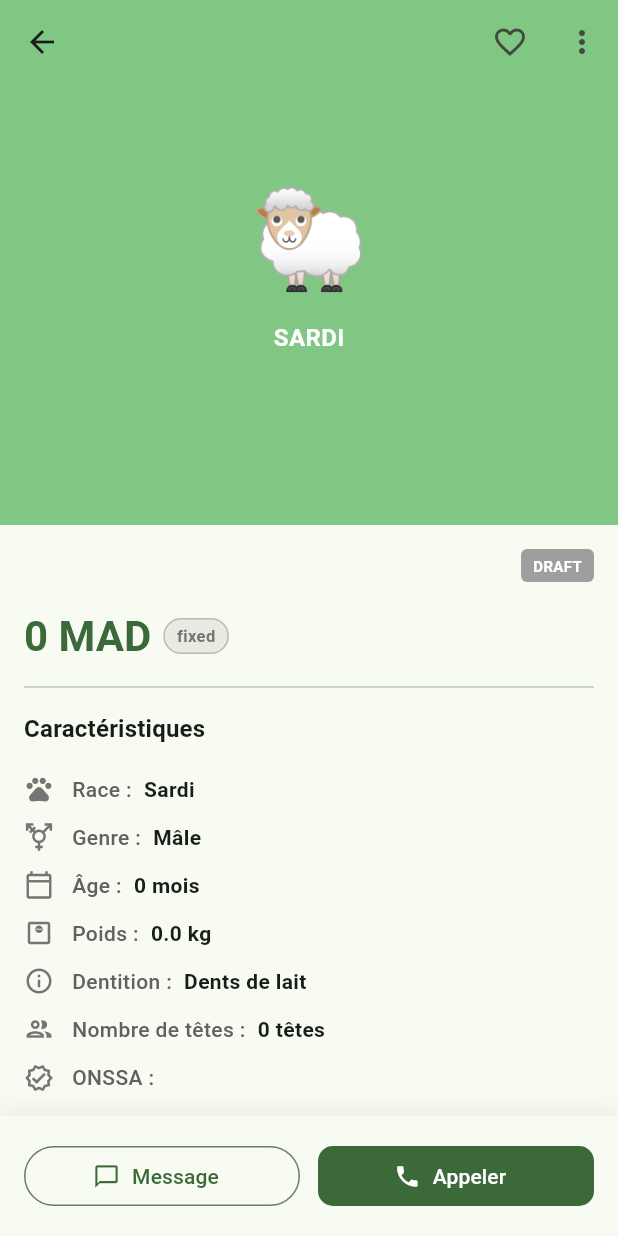
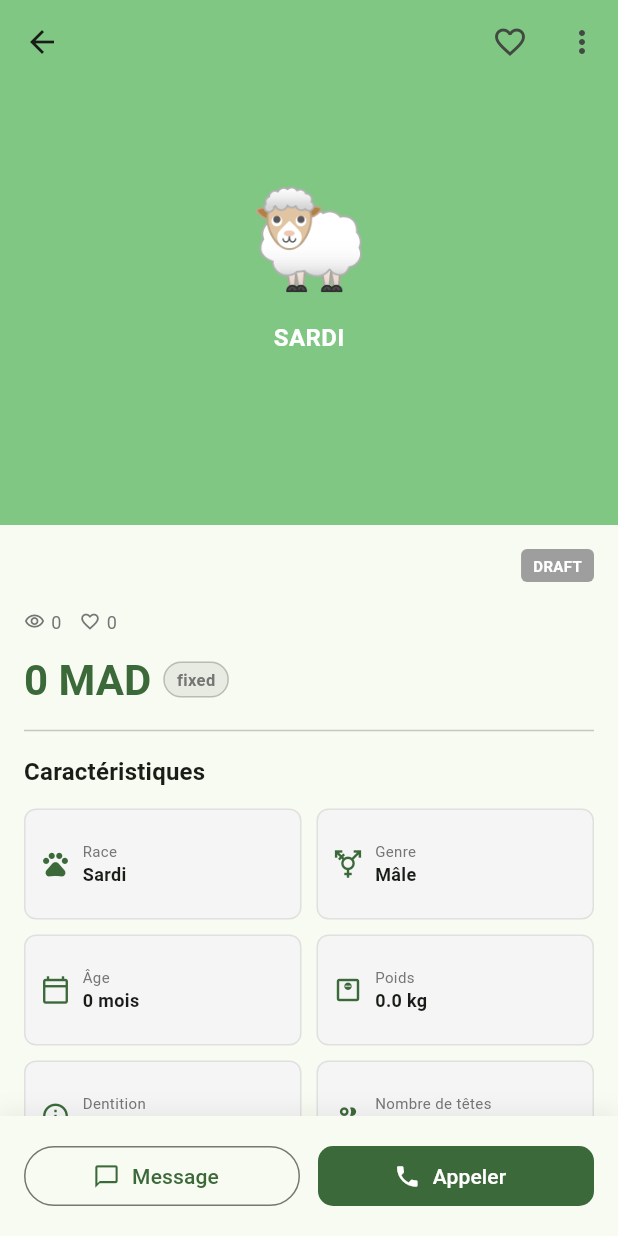
Before and after one commit to ED-DAMI/Chana9, a Flutter app: the _AnnonceDetailView screen opened directly with empty values, on a phone screen of 412 x 824 dp. Run offline on Flutter 3.47's test engine with Material 3 defaults, Android fonts, the phone set to English and light mode, and no system bars; our stand-ins replace cached_network_image, dartz, dio, equatable, fl_chart, flutter_bloc and 8 more; accounts and stored records are empty; network calls fail.

Commit message:
refactor(annonces): improve UI/UX on annonce detail view

```diff
--- a/mobile/lib/core/constants/api_constants.dart
+++ b/mobile/lib/core/constants/api_constants.dart
@@ -1,5 +1,5 @@
 class ApiConstants {
-  static const String ip='192.168.1.16';
+  static const String ip='192.168.1.14';
   static const String baseUrl = 'http://$ip:8080/api/v1';
   static const String baseUrl_photos = 'http://$ip/uploads';
   static const String login = '/auth/login';
--- a/mobile/lib/features/annonces/presentation/pages/annonce_detail_page.dart
+++ b/mobile/lib/features/annonces/presentation/pages/annonce_detail_page.dart
@@ -83,6 +83,8 @@ class _AnnonceDetailView extends StatelessWidget {
     );
     final isOwner = currentUser != null && currentUser.id == annonce.seller.id;
 
+    final hasServices = annonce.deliveryAvailable || annonce.boardingAvailable == true;
+
     return Scaffold(
       body: CustomScrollView(
         slivers: [
@@ -142,6 +144,7 @@ class _AnnonceDetailView extends StatelessWidget {
               child: Column(
                 crossAxisAlignment: CrossAxisAlignment.start,
                 children: [
+                  // En-tête : Titre & Badges d'état
                   Row(
                     crossAxisAlignment: CrossAxisAlignment.start,
                     children: [
@@ -172,6 +175,26 @@ class _AnnonceDetailView extends StatelessWidget {
                     ],
                   ),
                   const SizedBox(height: 8),
+
+                  // Statistique sociales discrètes (Vues & Favoris)
+                  Row(
+                    children: [
+                      if (annonce.viewsCount != null) ...[
+                        Icon(Icons.visibility_outlined, size: 14, color: Colors.grey.shade600),
+                        const SizedBox(width: 4),
+                        Text('${annonce.viewsCount}', style: TextStyle(color: Colors.grey.shade600, fontSize: 12)),
+                        const SizedBox(width: 12),
+                      ],
+                      if (annonce.favoritesCount != null) ...[
+                        Icon(Icons.favorite_border, size: 14, color: Colors.grey.shade600),
+                        const SizedBox(width: 4),
+                        Text('${annonce.favoritesCount}', style: TextStyle(color: Colors.grey.shade600, fontSize: 12)),
+                      ],
+                    ],
+                  ),
+                  const SizedBox(height: 12),
+
+                  // Prix & Négociation
                   Row(
                     children: [
                       Text(
@@ -191,62 +214,22 @@ class _AnnonceDetailView extends StatelessWidget {
                     ],
                   ),
                   if (annonce.priceNegotiable)
-                    Text(l10n.priceNegotiable,
+                    Padding(
+                      padding: const EdgeInsets.only(top: 2),
+                      child: Text(l10n.priceNegotiable,
                           style: TextStyle(
                               color: Colors.grey.shade600, fontSize: 13)),
-                  const Divider(height: 32),
-                  _SectionTitle(title: l10n.features),
-                  _InfoRow(
-                      icon: Icons.pets,
-                      label: l10n.breed,
-                      value: annonce.breed.localizedLabel(context)),
-                  if (annonce.gender != null)
-                    _InfoRow(
-                        icon: Icons.transgender,
-                        label: l10n.gender,
-                        value: annonce.gender!.name == 'male'
-                            ? l10n.male
-                            : l10n.female),
-                  if (annonce.ageMonths != null)
-                    _InfoRow(
-                        icon: Icons.calendar_today_outlined,
-                        label: l10n.age,
-                        value: '${annonce.ageMonths} ${l10n.months}'),
-                  if (annonce.weightKg != null)
-                    _InfoRow(
-                        icon: Icons.monitor_weight_outlined,
-                        label: l10n.weight,
-                        value: '${annonce.weightKg} ${l10n.kg}'),
-                  if (annonce.dentition != null)
-                    _InfoRow(
-                        icon: Icons.info_outline,
-                        label: l10n.dentition,
-                        value: annonce.dentition!.localizedDisplayName(context)),
-                  if (annonce.headCount != null)
-                    _InfoRow(
-                        icon: Icons.group_outlined,
-                        label: l10n.headCount,
-                        value: '${annonce.headCount} ${l10n.heads}'),
-                  if (annonce.onssaTagNumber != null)
-                    _InfoRow(
-                        icon: Icons.verified_outlined,
-                        label: l10n.onssa,
-                        value: annonce.onssaTagNumber!),
-                  if (annonce.viewsCount != null)
-                    _InfoRow(
-                        icon: Icons.visibility_outlined,
-                        label: l10n.views,
-                        value: '${annonce.viewsCount}'),
-                  if (annonce.favoritesCount != null)
-                    _InfoRow(
-                        icon: Icons.favorite_border,
-                        label: l10n.favorites,
-                        value: '${annonce.favoritesCount}'),
+                    ),
 
                   const Divider(height: 32),
-                  const NativeAdWidget(adUnitId: _adUnitId),
+
+                  // Section Caractéristiques (Sous forme de Grille UI Moderne)
+                  _SectionTitle(title: l10n.features),
+                  _buildFeaturesGrid(context, l10n),
+
                   const Divider(height: 32),
 
+                  // Section Localisation
                   _SectionTitle(title: l10n.location),
                   _InfoRow(
                       icon: Icons.location_on_outlined,
@@ -263,6 +246,9 @@ class _AnnonceDetailView extends StatelessWidget {
                         icon: Icons.place_outlined,
                         label: l10n.preciseAddress,
                         value: annonce.addressLabel!),
+
+                  // Section Services (Masquée si vide)
+                  if (hasServices) ...[
                     const Divider(height: 32),
                     _SectionTitle(title: l10n.services),
                     if (annonce.deliveryAvailable)
@@ -277,12 +263,11 @@ class _AnnonceDetailView extends StatelessWidget {
                           label: l10n.boarding,
                           value:
                           '${l10n.available}${annonce.boardingDailyPrice != null ? ' — ${annonce.boardingDailyPrice!.toStringAsFixed(0)} ${l10n.mad}/${l10n.daysAgo(1)}' : ''}'),
-                  if (!annonce.deliveryAvailable &&
-                      annonce.boardingAvailable != true)
-                    Text(l10n.noServiceAvailable,
-                        style: TextStyle(
-                            color: Colors.grey.shade500, fontSize: 13)),
+                  ],
+
                   const Divider(height: 32),
+
+                  // Section Description
                   _SectionTitle(title: l10n.description),
                   Text(
                     annonce.description?.isNotEmpty == true
@@ -291,6 +276,12 @@ class _AnnonceDetailView extends StatelessWidget {
                     style:
                     theme.textTheme.bodyMedium?.copyWith(height: 1.5),
                   ),
+
+                  const Divider(height: 32),
+
+                  // Publicité déplacée en bas du contenu
+                  const NativeAdWidget(adUnitId: _adUnitId),
+
                   const SizedBox(height: 100),
                 ],
               ),
@@ -300,6 +291,68 @@ class _AnnonceDetailView extends StatelessWidget {
       ),
       bottomNavigationBar:
       isOwner ? null : _buildBottomContact(theme, l10n, context),
+    );
+  }
+
+  // Grille des caractéristiques sous forme de puces/cartes UI
+  Widget _buildFeaturesGrid(BuildContext context, AppLocalizations l10n) {
+    final List<Widget> items = [];
+
+    items.add(_FeatureCard(
+        icon: Icons.pets,
+        label: l10n.breed,
+        value: annonce.breed.localizedLabel(context)));
+
+    if (annonce.gender != null) {
+      items.add(_FeatureCard(
+          icon: Icons.transgender,
+          label: l10n.gender,
+          value: annonce.gender!.name == 'male' ? l10n.male : l10n.female));
+    }
+
+    if (annonce.ageMonths != null) {
+      items.add(_FeatureCard(
+          icon: Icons.calendar_today_outlined,
+          label: l10n.age,
+          value: '${annonce.ageMonths} ${l10n.months}'));
+    }
+
+    if (annonce.weightKg != null) {
+      items.add(_FeatureCard(
+          icon: Icons.monitor_weight_outlined,
+          label: l10n.weight,
+          value: '${annonce.weightKg} ${l10n.kg}'));
+    }
+
+    if (annonce.dentition != null) {
+      items.add(_FeatureCard(
+          icon: Icons.info_outline,
+          label: l10n.dentition,
+          value: annonce.dentition!.localizedDisplayName(context)));
+    }
+
+    if (annonce.headCount != null) {
+      items.add(_FeatureCard(
+          icon: Icons.group_outlined,
+          label: l10n.headCount,
+          value: '${annonce.headCount} ${l10n.heads}'));
+    }
+
+    if (annonce.onssaTagNumber != null) {
+      items.add(_FeatureCard(
+          icon: Icons.verified_outlined,
+          label: l10n.onssa,
+          value: annonce.onssaTagNumber!));
+    }
+
+    return GridView.count(
+      crossAxisCount: 2,
+      shrinkWrap: true,
+      physics: const NeverScrollableScrollPhysics(),
+      crossAxisSpacing: 10,
+      mainAxisSpacing: 10,
+      childAspectRatio: 2.5,
+      children: items,
     );
   }
 
@@ -397,6 +450,63 @@ class _AnnonceDetailView extends StatelessWidget {
             },
             child: Text(l10n.deleteAnnonce,
                 style: const TextStyle(color: Colors.red)),
+          ),
+        ],
+      ),
+    );
+  }
+}
+
+// Composant Carte pour les caractéristiques
+class _FeatureCard extends StatelessWidget {
+  final IconData icon;
+  final String label;
+  final String value;
+
+  const _FeatureCard({
+    required this.icon,
+    required this.label,
+    required this.value,
+  });
+
+  @override
+  Widget build(BuildContext context) {
+    return Container(
+      padding: const EdgeInsets.symmetric(horizontal: 10, vertical: 8),
+      decoration: BoxDecoration(
+        color: Colors.grey.shade100,
+        borderRadius: BorderRadius.circular(8),
+        border: Border.all(color: Colors.grey.shade300),
+      ),
+      child: Row(
+        children: [
+          Icon(icon, size: 20, color: Theme.of(context).colorScheme.primary),
+          const SizedBox(width: 8),
+          Expanded(
+            child: Column(
+              crossAxisAlignment: CrossAxisAlignment.start,
+              mainAxisAlignment: MainAxisAlignment.center,
+              children: [
+                Text(
+                  label,
+                  style: TextStyle(
+                    fontSize: 10,
+                    color: Colors.grey.shade600,
+                  ),
+                  maxLines: 1,
+                  overflow: TextOverflow.ellipsis,
+                ),
+                Text(
+                  value,
+                  style: const TextStyle(
+                    fontSize: 12,
+                    fontWeight: FontWeight.bold,
+                  ),
+                  maxLines: 1,
+                  overflow: TextOverflow.ellipsis,
+                ),
+              ],
+            ),
           ),
         ],
       ),
```
Lines whose indentation alone changed are shown as unchanged.
